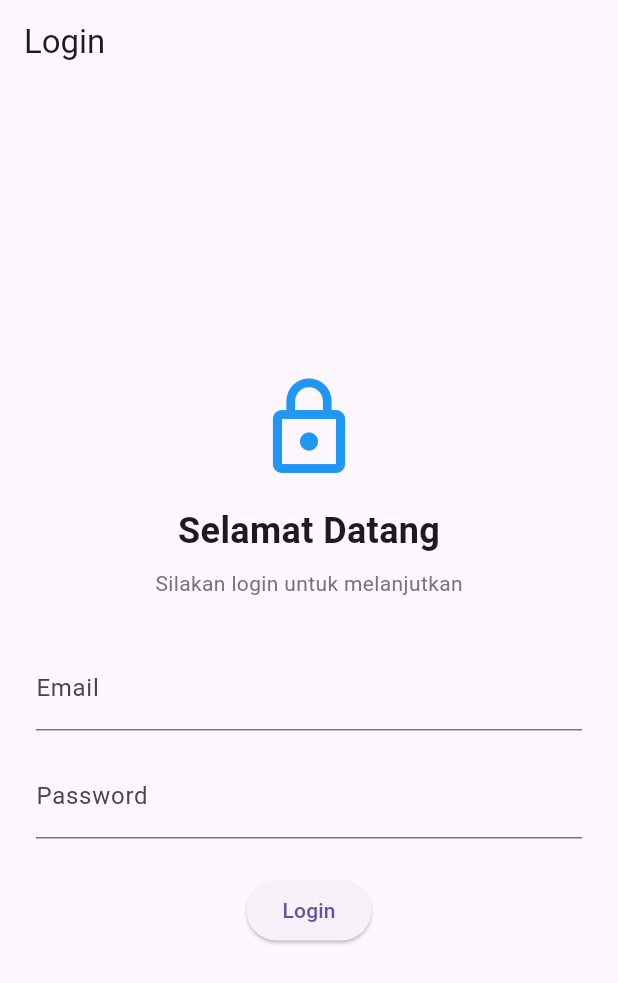
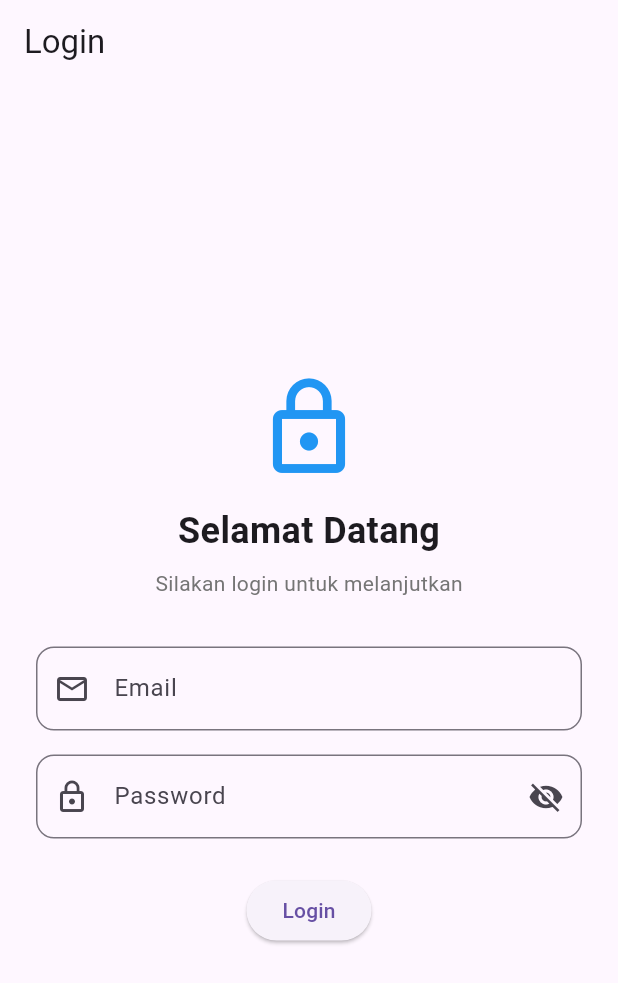
Before and after one commit to dygnora/Latihan-009-aplikasi-mobile, a Flutter app: the screen it shows after launch, on a phone screen of 412 x 824 dp. Shown: the top 983 px of the screen. Run offline on Flutter 3.47's test engine with Material 3 defaults, Android fonts, the phone set to English and light mode, and no system bars; our stand-ins replace firebase_auth, firebase_core; accounts and stored records are empty.

Commit message:
style(login): enhance input fields with icons, rounded borders, and password visibility toggle

```diff
--- a/lib/screens/login_screen.dart
+++ b/lib/screens/login_screen.dart
@@ -12,6 +12,7 @@ class _LoginScreenState extends State<LoginScreen> {
   final TextEditingController _emailController = TextEditingController();
   final TextEditingController _passwordController = TextEditingController();
   bool _isLoading = false;
+  bool _obscurePassword = true;
   String? _errorMessage;
 
   Future<void> _login() async {
@@ -71,13 +72,36 @@ class _LoginScreenState extends State<LoginScreen> {
               TextField(
                 controller: _emailController,
                 keyboardType: TextInputType.emailAddress,
-                decoration: const InputDecoration(labelText: 'Email'),
+                decoration: InputDecoration(
+                  labelText: 'Email',
+                  hintText: 'nama@email.com',
+                  prefixIcon: const Icon(Icons.email_outlined),
+                  border: OutlineInputBorder(
+                    borderRadius: BorderRadius.circular(12),
+                  ),
+                ),
               ),
               const SizedBox(height: 16),
               TextField(
                 controller: _passwordController,
-                obscureText: true,
-                decoration: const InputDecoration(labelText: 'Password'),
+                obscureText: _obscurePassword,
+                decoration: InputDecoration(
+                  labelText: 'Password',
+                  prefixIcon: const Icon(Icons.lock_outline),
+                  suffixIcon: IconButton(
+                    icon: Icon(
+                      _obscurePassword ? Icons.visibility_off : Icons.visibility,
+                    ),
+                    onPressed: () {
+                      setState(() {
+                        _obscurePassword = !_obscurePassword;
+                      });
+                    },
+                  ),
+                  border: OutlineInputBorder(
+                    borderRadius: BorderRadius.circular(12),
+                  ),
+                ),
               ),
               if (_errorMessage != null) ...[
                 const SizedBox(height: 12),
```
